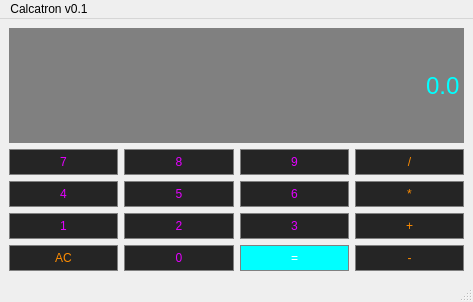
Qt form Calculator/calculator.ui (Sjoulk/DTE-2600) before a commit.
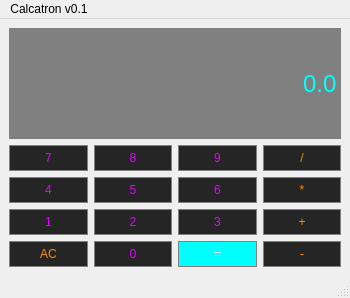
The same form after that commit.

What changed in the file:
```diff
--- a/Calculator/calculator.ui
+++ b/Calculator/calculator.ui
@@ -6,8 +6,8 @@
    <rect>
     <x>0</x>
     <y>0</y>
-    <width>473</width>
-    <height>302</height>
+    <width>350</width>
+    <height>298</height>
    </rect>
   </property>
   <property name="windowTitle">
@@ -483,7 +483,7 @@
     <rect>
      <x>0</x>
      <y>0</y>
-     <width>473</width>
+     <width>350</width>
      <height>21</height>
     </rect>
    </property>
```
